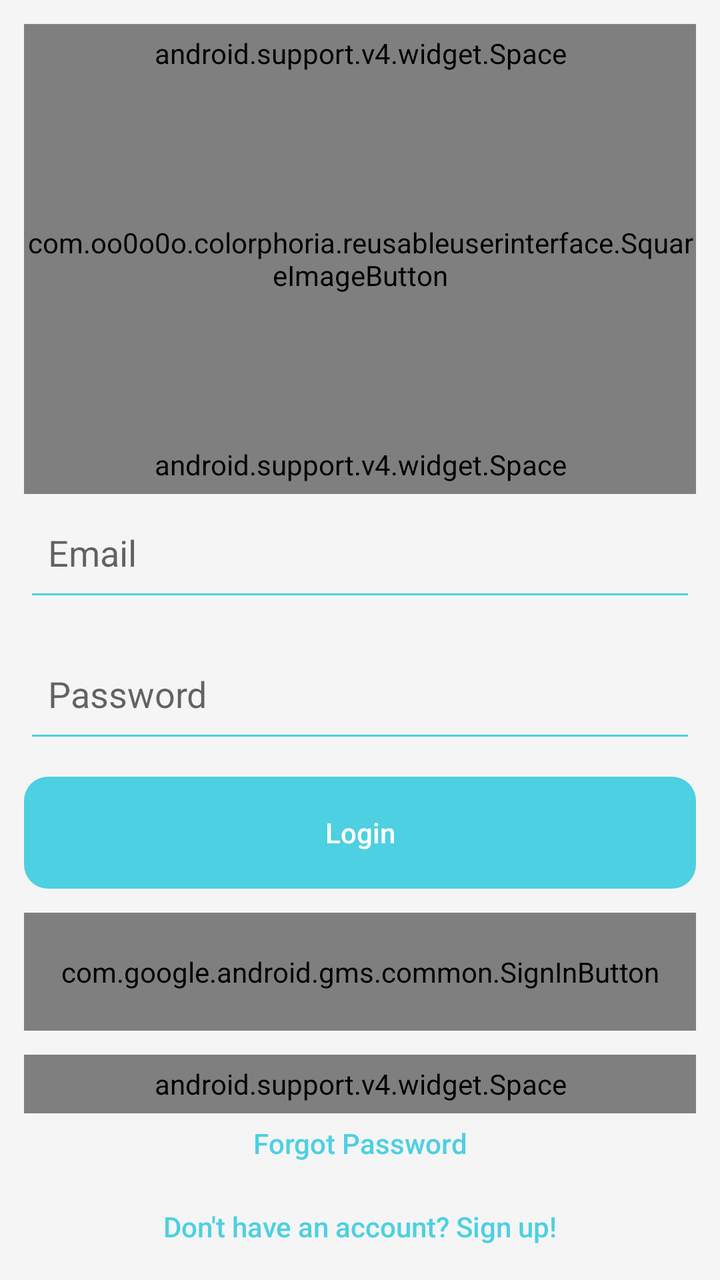
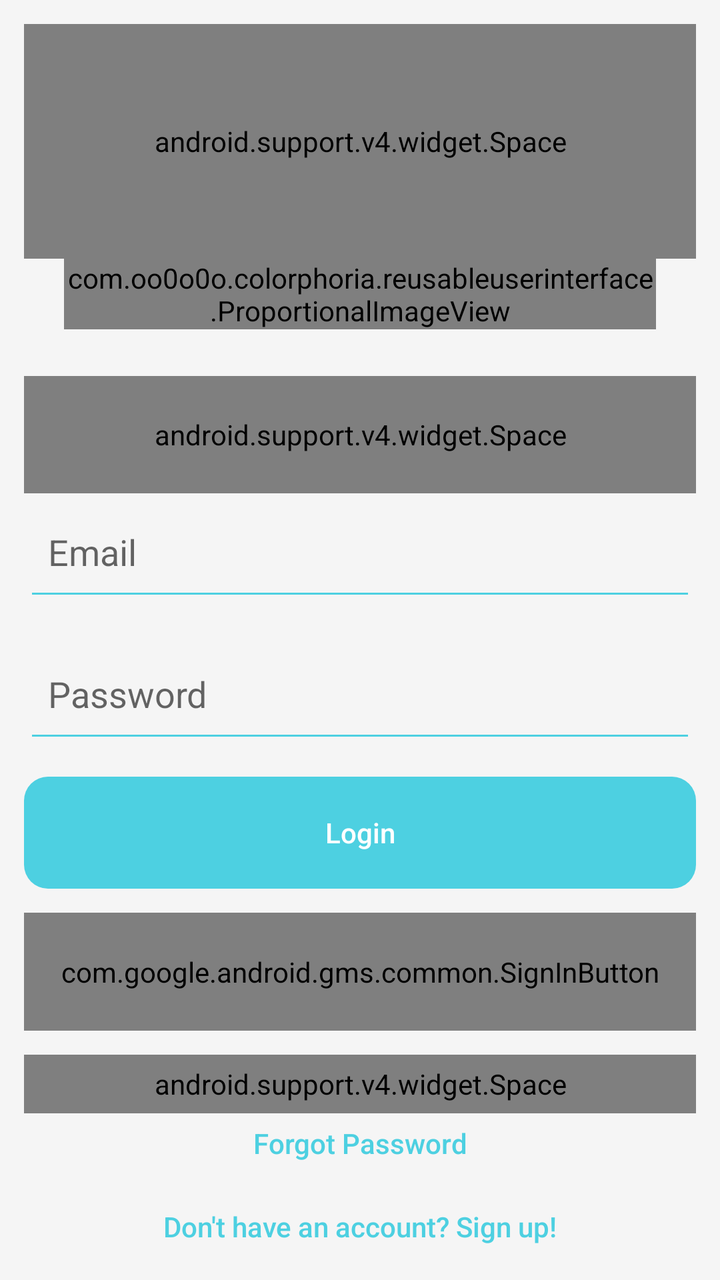

Screens rendered from an Android XML layout before and after an edit, with the pre-edit source and the edit as a unified diff.
<!-- AndroidManifest.xml: activity theme LoggedOutTheme -->
<!-- res/layout/activity_login.xml -->
<?xml version="1.0" encoding="utf-8"?>
<RelativeLayout
    xmlns:android="http://schemas.android.com/apk/res/android"
    xmlns:tools="http://schemas.android.com/tools"
    tools:context="com.oo0o0o.colorphoria.activities.loggedoutactivites.LoginActivity"
    android:layout_width="match_parent"
    android:layout_height="match_parent"
    android:gravity="center"
    android:orientation="vertical" >

    <LinearLayout
        xmlns:android="http://schemas.android.com/apk/res/android"
        xmlns:tools="http://schemas.android.com/tools"
        tools:context="com.oo0o0o.colorphoria.activities.loggedoutactivites.LoginActivity"
        android:layout_width="match_parent"
        android:layout_height="match_parent"
        android:orientation="vertical"
        android:padding="@dimen/activity_horizontal_margin">

        <android.support.v4.widget.Space
            android:layout_width="match_parent"
            android:layout_height="0dp"
            android:layout_weight="1"/>

        <LinearLayout
            android:id="@+id/icon_linear_layout"
            android:layout_width="wrap_content"
            android:layout_height="0dp"
            android:layout_weight="6"
            android:layout_gravity="center"
            android:orientation="horizontal">

            <com.oo0o0o.colorphoria.reusableuserinterface.SquareImageButton
                android:id="@+id/random_bleed_button"
                android:layout_width="match_parent"
                android:layout_height="match_parent"
                android:background="@drawable/ic_launcher_400dp"
                android:scaleType="centerCrop"
                android:clickable="false" />

        </LinearLayout>

        <android.support.v4.widget.Space
            android:layout_width="match_parent"
            android:layout_height="0dp"
            android:layout_weight="1"/>

        <EditText
            android:id="@+id/email_edit_text"
            android:layout_width="match_parent"
            android:layout_height="0dp"
            android:layout_weight="2"
            android:hint="@string/email_hint"
            android:layout_marginBottom="@dimen/activity_horizontal_margin"
            android:padding="@dimen/activity_horizontal_margin"
            android:inputType="textEmailAddress" />

        
            
            
            
            

            
                
                
                
                
                
                
        

        <EditText
            android:id="@+id/password_edit_text"
            android:layout_width="fill_parent"
            android:layout_height="0dp"
            android:layout_weight="2"
            android:layout_marginBottom="@dimen/activity_horizontal_margin"
            android:padding="@dimen/activity_horizontal_margin"
            android:hint="@string/password_hint"
            android:inputType="textPassword"/>

        <TextView
            android:id="@+id/login_button"
            android:layout_width="fill_parent"
            android:layout_height="@dimen/navigation_footer_height"

            android:text="@string/login_button"
            android:layout_marginBottom="@dimen/activity_horizontal_margin"
            android:gravity="center"
            android:textColor="@color/colorPrimary"
            android:fontFamily="sans-serif-medium"
            android:background="@drawable/button_selector_large"
            android:textAllCaps="false" />

        <com.google.android.gms.common.SignInButton
            android:id="@+id/google_login_button"
            android:layout_width="match_parent"
            android:layout_height="0dp"
            android:layout_weight="2"
            android:layout_marginBottom="@dimen/activity_horizontal_margin" />

        <android.support.v4.widget.Space
            android:layout_width="match_parent"
            android:layout_height="0dp"
            android:layout_weight="1"/>

        <Button
            android:id="@+id/reset_password_button_link"
            android:layout_width="fill_parent"
            android:layout_height="0dp"
            android:layout_weight="1"
            android:layout_marginBottom="@dimen/activity_horizontal_margin"
            android:background="@null"
            android:text="@string/forgot_password_button_link"
            android:textAllCaps="false"
            android:textStyle="normal"
/>
        <Button
            android:id="@+id/signup_button_link"
            android:layout_width="fill_parent"
            android:layout_height="0dp"
            android:layout_weight="1"
            android:background="@null"
            android:text="@string/signup_button_link"
            android:textAllCaps="false"
            android:textStyle="normal"/>
    </LinearLayout>

    <include layout="@layout/progress">
    </include>
</RelativeLayout>
<!-- res/layout/progress.xml (included above) -->
<?xml version="1.0" encoding="utf-8"?>
<RelativeLayout xmlns:android="http://schemas.android.com/apk/res/android"
android:id="@+id/progress_bar_layout"
android:layout_width="match_parent"
android:layout_height="match_parent"
android:background="#99000000"
android:visibility="gone">
<ProgressBar
    style="?android:attr/progressBarStyleLarge"
    android:layout_width="wrap_content"
    android:layout_height="wrap_content"
    android:id="@+id/progress_bar"
    android:layout_centerVertical="true"
    android:layout_centerHorizontal="true"
    android:indeterminate="true"
    android:visibility="visible"/>
</RelativeLayout>
<!-- resources referenced by this layout -->
<resources>
  <color name="colorPrimary">#ffffffff</color>
  <dimen name="activity_horizontal_margin">12dp</dimen>
  <dimen name="navigation_footer_height">56dp</dimen>
  <!-- drawable button_selector_large (drawable) -->
  <?xml version="1.0" encoding="utf-8"?>
  <selector xmlns:android="http://schemas.android.com/apk/res/android" >
      <item android:state_pressed="true" >
          <shape android:shape="rectangle"  >
              <corners android:radius="20dip" />
              <solid android:color="@color/colorAccent"/>
          </shape>
      </item>
      <item android:state_focused="true">
          <shape android:shape="rectangle"  >
              <corners android:radius="20dip" />
              <solid android:color="@color/colorAccent"/>
          </shape>
      </item>
      <item >
          <shape android:shape="rectangle"  >
              <corners android:radius="12dp" />
              <solid android:color="#ff4dd0e1" />
              
          </shape>
      </item>
  </selector>
  <!-- drawable ic_launcher_400dp: png bitmap (drawable, 62750 bytes) -->
  <string name="email_hint">Email</string>
  <string name="forgot_password_button_link">Forgot Password</string>
  <string name="login_button">Login</string>
  <string name="password_hint">Password</string>
  <string name="signup_button_link">Don\'t have an account? Sign up!</string>
  <style name="LoggedOutTheme" parent="AppTheme">
          <item name="windowActionBar">false</item>
          <item name="windowNoTitle">true</item>
      </style>
  <color name="colorAccent">#ffb4ffff</color>
  <style name="AppTheme" parent="BaseTheme">
      </style>
  <style name="BaseTheme" parent="Theme.AppCompat.Light">
          <item name="colorPrimary">@color/colorPrimary</item>
          <item name="colorPrimaryDark">@color/colorPrimaryDark</item> 
          <item name="colorAccent">@color/colorAccent</item> 
  
          <item name="android:colorBackground">@color/colorBackground</item> 
          <item name="android:windowBackground">@color/colorBackground</item> 
          <item name="android:itemBackground">@color/colorPrimary</item> 
          <item name="android:colorForeground">@color/colorForeground</item>
  
          <item name="android:textColorPrimary">@color/colorSecondary</item> 
          
          <item name="android:textColorSecondary">@color/colorSecondary</item> 
          
          
          
          
          
          
          
          <item name="android:textColorHighlight">@color/colorPrimary</item>
          <item name="android:textColorLink">@color/colorSecondary</item>
  
          <item name="android:actionOverflowButtonStyle">@style/Overflow</item>
  
          <item name="editTextStyle">@style/EditText</item>
      </style>
  <color name="colorPrimaryDark">#ffc7c7c7</color>
  <color name="colorBackground">#fff5f5f5</color>
  <color name="colorForeground">@color/colorPrimary</color>
  <color name="colorSecondary">#ff4DD0E1</color>
  <style name="Overflow" parent="@style/Widget.AppCompat.Light.ActionButton.Overflow">
          <item name="android:src">@drawable/ic_more_vert_24dp</item>
      </style>
  <style name="EditText" parent="@style/Widget.AppCompat.EditText">
          <item name="android:textColor">@color/colorEditText</item>
      </style>
  <!-- drawable ic_more_vert_24dp (drawable) -->
  <vector xmlns:android="http://schemas.android.com/apk/res/android"
          android:width="24dp"
          android:height="24dp"
          android:viewportWidth="24.0"
          android:viewportHeight="24.0">
      <path
          android:fillColor="#ffc7c7c7"
          android:pathData="M12,8c1.1,0 2,-0.9 2,-2s-0.9,-2 -2,-2 -2,0.9 -2,2 0.9,2 2,2zM12,10c-1.1,0 -2,0.9 -2,2s0.9,2 2,2 2,-0.9 2,-2 -0.9,-2 -2,-2zM12,16c-1.1,0 -2,0.9 -2,2s0.9,2 2,2 2,-0.9 2,-2 -0.9,-2 -2,-2z"/>
  </vector>
  <color name="colorEditText">#8a000000</color>
</resources>

<!-- the commit's change to res/layout/activity_login.xml (unified diff, before → after) -->
@@ -20,22 +20,23 @@
         <android.support.v4.widget.Space
             android:layout_width="match_parent"
             android:layout_height="0dp"
-            android:layout_weight="1"/>
+            android:layout_weight="4"/>
 
         <LinearLayout
             android:id="@+id/icon_linear_layout"
             android:layout_width="wrap_content"
             android:layout_height="0dp"
-            android:layout_weight="6"
+            android:layout_weight="2"
             android:layout_gravity="center"
             android:orientation="horizontal">
 
-            <com.oo0o0o.colorphoria.reusableuserinterface.SquareImageButton
-                android:id="@+id/random_bleed_button"
+            <com.oo0o0o.colorphoria.reusableuserinterface.ProportionalImageView
                 android:layout_width="match_parent"
-                android:layout_height="match_parent"
-                android:background="@drawable/ic_launcher_400dp"
+                android:layout_height="wrap_content"
+                android:background="@drawable/logo_72px"
                 android:scaleType="centerCrop"
+                android:layout_marginRight="@dimen/activity_vertical_margin"
+                android:layout_marginLeft="@dimen/activity_vertical_margin"
                 android:clickable="false" />
 
         </LinearLayout>
@@ -43,7 +44,7 @@
         <android.support.v4.widget.Space
             android:layout_width="match_parent"
             android:layout_height="0dp"
-            android:layout_weight="1"/>
+            android:layout_weight="2"/>
 
         <EditText
             android:id="@+id/email_edit_text"
<!-- resource entries referenced after the edit -->
@@ -2,6 +2,7 @@
 <resources>
   <color name="colorPrimary">#ffffffff</color>
   <dimen name="activity_horizontal_margin">12dp</dimen>
+  <dimen name="activity_vertical_margin">20dp</dimen>
   <dimen name="navigation_footer_height">56dp</dimen>
   <!-- drawable button_selector_large (drawable) -->
   <?xml version="1.0" encoding="utf-8"?>
@@ -26,7 +27,7 @@
           </shape>
       </item>
   </selector>
-  <!-- drawable ic_launcher_400dp: png bitmap (drawable, 62750 bytes) -->
+  <!-- drawable logo_72px: png bitmap (drawable, 22922 bytes) -->
   <string name="email_hint">Email</string>
   <string name="forgot_password_button_link">Forgot Password</string>
   <string name="login_button">Login</string>
